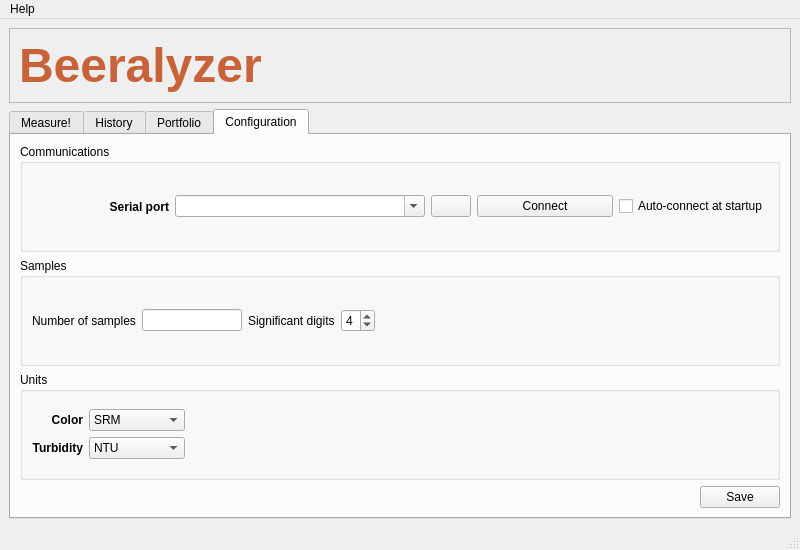
Above: src/beeralyzer/gui/mainwindow.ui from iorodeo/Beeralyzer before the change. Below: the same form after it.
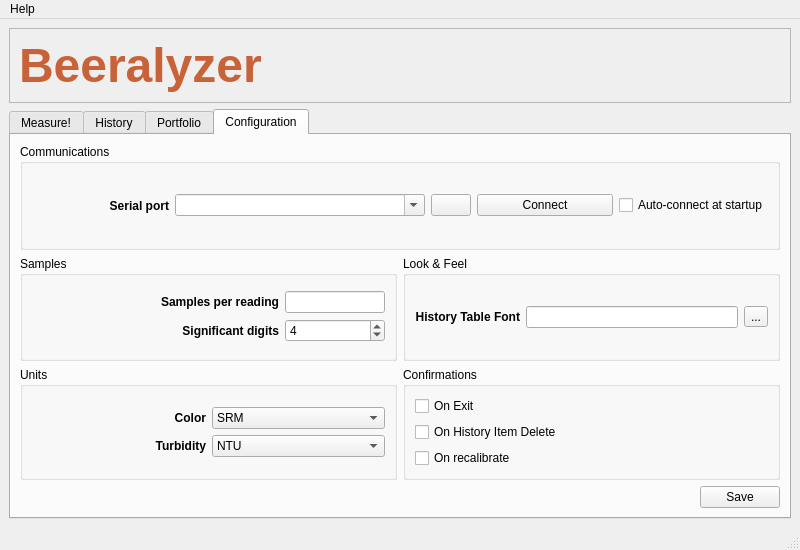
That is the form after the change. The open tabs and pages were chosen to show the change. Icons and pictures are not drawn.

Commit message: Added the ability to delete history items and new configuration items

What changed in the file:
```diff
--- a/src/beeralyzer/gui/mainwindow.ui
+++ b/src/beeralyzer/gui/mainwindow.ui
@@ -1228,21 +1228,32 @@
          </layout>
         </item>
         <item>
-         <widget class="QGroupBox" name="groupBox">
+         <layout class="QHBoxLayout" name="horizontalLayout_27">
+          <item>
+           <widget class="QGroupBox" name="groupBox_29">
           <property name="title">
            <string>Samples</string>
           </property>
-          <layout class="QHBoxLayout" name="horizontalLayout_8">
-           <item>
-            <layout class="QHBoxLayout" name="horizontalLayout_7">
-             <item>
+            <layout class="QGridLayout" name="gridLayout_59">
+             <item row="0" column="0">
+              <layout class="QGridLayout" name="gridLayout_60">
+               <item row="0" column="0">
               <widget class="QLabel" name="label_17">
+                 <property name="font">
+                  <font>
+                   <weight>75</weight>
+                   <bold>true</bold>
+                  </font>
+                 </property>
                <property name="text">
-                <string>Number of samples</string>
+                  <string>Samples per reading</string>
+                 </property>
+                 <property name="alignment">
+                  <set>Qt::AlignRight|Qt::AlignTrailing|Qt::AlignVCenter</set>
                </property>
               </widget>
              </item>
-             <item>
+               <item row="0" column="1">
               <widget class="QLineEdit" name="samplesLineEdit">
                <property name="maximumSize">
                 <size>
@@ -1252,14 +1263,23 @@
                </property>
               </widget>
              </item>
-             <item>
+               <item row="1" column="0">
               <widget class="QLabel" name="label_28">
+                 <property name="font">
+                  <font>
+                   <weight>75</weight>
+                   <bold>true</bold>
+                  </font>
+                 </property>
                <property name="text">
                 <string>Significant digits</string>
                </property>
-              </widget>
-             </item>
-             <item>
+                 <property name="alignment">
+                  <set>Qt::AlignRight|Qt::AlignTrailing|Qt::AlignVCenter</set>
+                 </property>
+                </widget>
+               </item>
+               <item row="1" column="1">
               <widget class="QSpinBox" name="significantDigitsSpinBox">
                <property name="buttonSymbols">
                 <enum>QAbstractSpinBox::UpDownArrows</enum>
@@ -1275,30 +1295,67 @@
                </property>
               </widget>
              </item>
+              </layout>
+             </item>
+            </layout>
+           </widget>
+          </item>
              <item>
-              <spacer name="horizontalSpacer_4">
-               <property name="orientation">
-                <enum>Qt::Horizontal</enum>
-               </property>
-               <property name="sizeHint" stdset="0">
+           <widget class="QGroupBox" name="groupBox_30">
+            <property name="title">
+             <string>Look &amp;&amp; Feel</string>
+            </property>
+            <layout class="QGridLayout" name="gridLayout_61">
+             <item row="0" column="0">
+              <layout class="QGridLayout" name="gridLayout_62">
+               <item row="0" column="2">
+                <widget class="QToolButton" name="fontButton">
+                 <property name="text">
+                  <string>...</string>
+                 </property>
+                </widget>
+               </item>
+               <item row="0" column="0">
+                <widget class="QLabel" name="label_47">
+                 <property name="font">
+                  <font>
+                   <weight>75</weight>
+                   <bold>true</bold>
+                  </font>
+                 </property>
+                 <property name="text">
+                  <string>History Table Font</string>
+                 </property>
+                 <property name="alignment">
+                  <set>Qt::AlignRight|Qt::AlignTrailing|Qt::AlignVCenter</set>
+                 </property>
+                </widget>
+               </item>
+               <item row="0" column="1">
+                <widget class="QLineEdit" name="lineEdit">
+                 <property name="minimumSize">
                 <size>
-                 <width>40</width>
-                 <height>20</height>
-                </size>
-               </property>
-              </spacer>
+                   <width>200</width>
+                   <height>0</height>
+                  </size>
+                 </property>
+                </widget>
              </item>
             </layout>
            </item>
           </layout>
          </widget>
         </item>
+         </layout>
+        </item>
         <item>
-         <widget class="QGroupBox" name="groupBox_4">
+         <layout class="QHBoxLayout" name="horizontalLayout_12">
+          <item>
+           <widget class="QGroupBox" name="groupBox_14">
           <property name="title">
            <string>Units</string>
           </property>
-          <layout class="QGridLayout" name="gridLayout_7">
+            <layout class="QGridLayout" name="gridLayout_29">
            <item row="0" column="0">
             <layout class="QGridLayout" name="gridLayout_6">
              <item row="1" column="1">
@@ -1366,23 +1423,46 @@
                </property>
               </widget>
              </item>
-             <item row="0" column="2">
-              <spacer name="horizontalSpacer_6">
-               <property name="orientation">
-                <enum>Qt::Horizontal</enum>
-               </property>
-               <property name="sizeHint" stdset="0">
-                <size>
-                 <width>40</width>
-                 <height>20</height>
-                </size>
-               </property>
-              </spacer>
-             </item>
+              </layout>
+             </item>
+            </layout>
+           </widget>
+          </item>
+          <item>
+           <widget class="QGroupBox" name="groupBox_15">
+            <property name="title">
+             <string>Confirmations</string>
+            </property>
+            <layout class="QGridLayout" name="gridLayout_31">
+             <item row="0" column="0">
+              <layout class="QGridLayout" name="gridLayout_30">
+               <item row="0" column="0">
+                <widget class="QCheckBox" name="confirmOnExitCheckbox">
+                 <property name="text">
+                  <string>On Exit</string>
+                 </property>
+                </widget>
+               </item>
+               <item row="1" column="0">
+                <widget class="QCheckBox" name="confirmOnHistoryDeleteCheckbox">
+                 <property name="text">
+                  <string>On History Item Delete</string>
+                 </property>
+                </widget>
+               </item>
+               <item row="2" column="0">
+                <widget class="QCheckBox" name="confirmOnRecalibrateCheckbox">
+                 <property name="text">
+                  <string>On recalibrate</string>
+                 </property>
+                </widget>
+               </item>
             </layout>
            </item>
           </layout>
          </widget>
+          </item>
+         </layout>
         </item>
         <item>
          <layout class="QHBoxLayout" name="horizontalLayout_6">
```
Left out of the diff: 32 changed lines with no effect on the pictures. Lines whose indentation alone changed are shown as unchanged. The commit also changes 6 other files.
